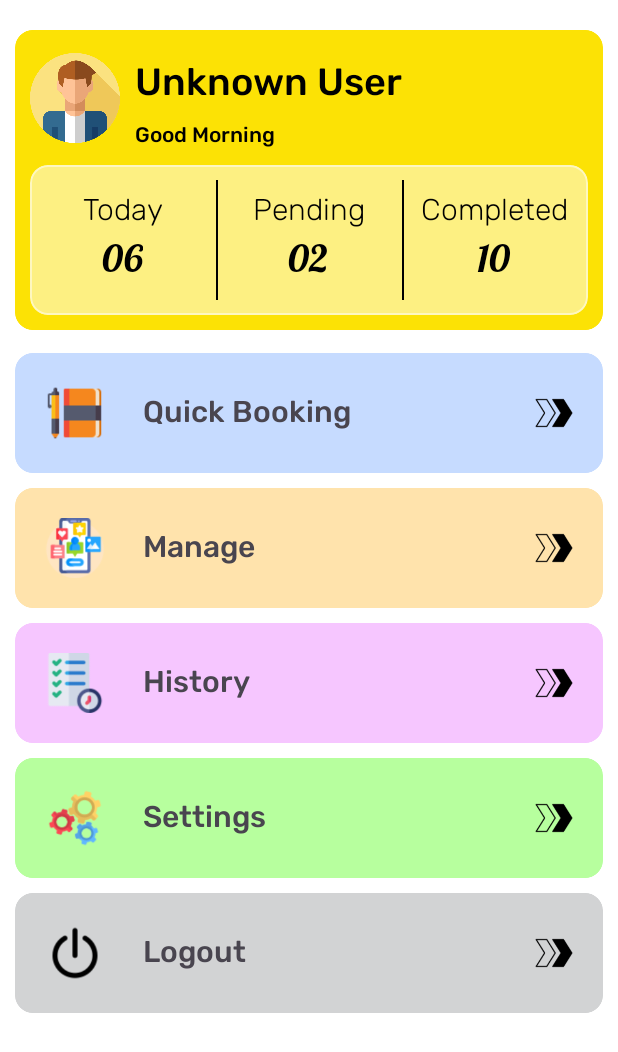
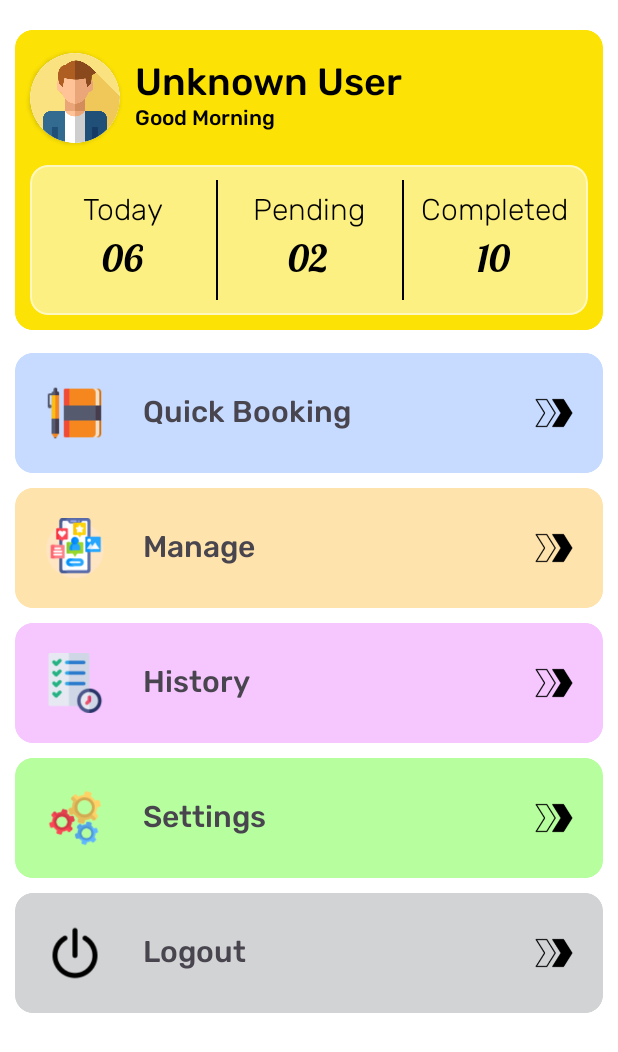
Before and after one commit to NiwanthaR/TRR_App, an Android app: the screen it shows after launch once a user with an empty profile is signed in (Dashboard), on a phone screen of 412 x 824 dp. Shown: the top 1052 px of the screen. Run offline under Robolectric (Android 15) with nearby library versions, the phone set to English and light mode, and no system bars; our stand-ins replace Firebase (no records; nobody signed in at launch, a user with empty details on screens opened directly), Picasso; 3 statements that could not run were skipped.

Commit message:
User Manage step 01

```diff
--- a/app/src/main/java/com/example/trr_app/holders/UserViewHolder.java
+++ b/app/src/main/java/com/example/trr_app/holders/UserViewHolder.java
@@ -7,11 +7,13 @@ import androidx.annotation.NonNull;
 import androidx.recyclerview.widget.RecyclerView;
 
 import com.example.trr_app.R;
+import com.google.android.material.button.MaterialButton;
 
 public class UserViewHolder extends RecyclerView.ViewHolder{
 
     public TextView userName,userType,userEmail;
     public View v;
+    public MaterialButton btnRemove,btnEdite;
 
     public UserViewHolder(@NonNull View itemView) {
         super(itemView);
@@ -20,6 +22,10 @@ public class UserViewHolder extends RecyclerView.ViewHolder{
         userType = itemView.findViewById(R.id.userPosition);
         userEmail = itemView.findViewById(R.id.userLastLogin);
 
+        btnRemove = itemView.findViewById(R.id.btn_removeUser);
+        btnEdite = itemView.findViewById(R.id.btn_editeUser);
+
+
         v = itemView;
     }
 }
--- a/app/src/main/java/com/example/trr_app/view/Dashboard.kt
+++ b/app/src/main/java/com/example/trr_app/view/Dashboard.kt
@@ -2,24 +2,40 @@ package com.example.trr_app.view
 
 import android.content.Intent
 import android.os.Bundle
+import android.util.Log
 import android.view.View
 import android.view.View.OnClickListener
 import android.widget.FrameLayout
+import android.widget.ImageView
 import android.widget.LinearLayout
 import android.widget.RelativeLayout
+import android.widget.TextView
 import com.example.trr_app.R
 import com.example.trr_app.common.BaseActivity
-import com.example.trr_app.support.QuickBookingDialog
+import com.example.trr_app.model.User
 import com.example.trr_app.view.ManageUI.ManageActivity
 import com.example.trr_app.view.ManageUI.QuickBookingActivity
 import com.example.trr_app.view.SettingsUI.UserSettings
 import com.google.android.material.bottomsheet.BottomSheetBehavior
 import com.google.android.material.bottomsheet.BottomSheetDialog
 import com.google.android.material.card.MaterialCardView
+import com.google.firebase.database.DataSnapshot
+import com.google.firebase.database.DatabaseError
+import com.google.firebase.database.ValueEventListener
+import com.squareup.picasso.Picasso
+import java.util.Calendar
 
 
 class Dashboard : BaseActivity(),OnClickListener {
 
+    private val TAG: String
+            = Dashboard::class.java.name
+    private val userName : TextView
+        get() = findViewById(R.id.dashboardUserName)
+    private val userProfile : ImageView
+        get() = findViewById(R.id.userProfilePic)
+    private val userWish :TextView
+        get() = findViewById(R.id.dashboardWish)
     private val manageUIDashboard : RelativeLayout
         get() = findViewById(R.id.manageUILayout)
 
@@ -37,6 +53,9 @@ class Dashboard : BaseActivity(),OnClickListener {
 
     private lateinit var bottomSheetBehavior: BottomSheetBehavior<LinearLayout>
 
+    //database reference
+    private var databasereference = firebaseDatabaseReference
+
     override fun onCreate(savedInstanceState: Bundle?) {
         super.onCreate(savedInstanceState)
         setContentView(R.layout.activity_dashboard)
@@ -46,6 +65,20 @@ class Dashboard : BaseActivity(),OnClickListener {
         bookingHistoryCard.setOnClickListener(this)
         userLogoutDashboard.setOnClickListener(this)
         settingUICard.setOnClickListener(this)
+
+        //load Data
+        loadData()
+    }
+
+    private fun loadData(){
+        loadingProgressDialog(this@Dashboard)
+        //set Wish
+        setWishMessage()
+        //load profile date
+        loadUserData()
+        //load image
+        getProfileImage()
+        loadingDialogClose()
     }
 
     override fun onClick(view: View?) {
@@ -89,4 +122,51 @@ class Dashboard : BaseActivity(),OnClickListener {
         finish()
         startActivity(Intent(this@Dashboard,SplashScreen::class.java))
     }
+
+    private fun loadUserData(){
+        databasereference = firebaseDatabaseReference.child(getString(R.string.users_data_location))
+            .child(getString(R.string.users_profile_location)).child(
+                firebaseUser!!.uid
+            )
+
+        databasereference.addValueEventListener(object : ValueEventListener{
+            override fun onDataChange(snapshot: DataSnapshot) {
+
+                if (snapshot!=null){
+                    //get data
+                    val data = snapshot.getValue(User::class.java) as User
+                    Log.e(TAG, "User detect :"+data.userName)
+                    //set use name
+                    userName.text = data.userName
+                }
+                //userName.text = data.userName
+                Log.e(TAG, "User not detect : data null")
+            }
+
+            override fun onCancelled(error: DatabaseError) {
+                Log.e(TAG, "User loading failed")
+            }
+
+        })
+    }
+
+    private fun getProfileImage(){
+        val storageReference = firebaseStorage.reference.child(getString(R.string.users_data_location))
+            .child(getString(R.string.users_profile_location)).child(
+                firebaseUser!!.uid
+            )
+
+        storageReference.downloadUrl.addOnSuccessListener { uri ->
+            Picasso.get().load(uri).fit().centerCrop().into(userProfile)
+        }
+    }
+
+    private fun setWishMessage(){
+        val currentHour = Calendar.getInstance().get(Calendar.HOUR)
+        if (currentHour > 20 && currentHour < 4){
+            userWish.text = "Good Evening."
+        }else{
+            userWish.text = "Good Morning"
+        }
+    }
 }
--- a/app/src/main/java/com/example/trr_app/view/SettingsUI/ManageUser.kt
+++ b/app/src/main/java/com/example/trr_app/view/SettingsUI/ManageUser.kt
@@ -85,7 +85,7 @@ class ManageUser : BaseActivity() {
                     recyclerView.layoutManager = LinearLayoutManager(this@ManageUser)
 
                     // You can use GridLayoutManager if you want multiple columns. Enter the number of columns as a parameter.
-//        rv_animal_list.layoutManager = GridLayoutManager(this, 2)
+//                  rv_animal_list.layoutManager = GridLayoutManager(this, 2)
 
                     // Access the RecyclerView Adapter and load the data into it
                     recyclerView.adapter = UserAdaptor(profileList, this@ManageUser)
--- /dev/null
+++ b/app/src/main/res/drawable/conner_radius.xml
@@ -0,0 +1,9 @@
+<?xml version="1.0" encoding="utf-8"?>
+<shape xmlns:android="http://schemas.android.com/apk/res/android">
+
+    <solid
+        android:color="@color/white_mix_gray"/>
+    <corners
+        android:radius="7dp"/>
+
+</shape>
--- a/app/src/main/res/layout/activity_dashboard.xml
+++ b/app/src/main/res/layout/activity_dashboard.xml
@@ -36,35 +36,54 @@
                     android:layout_width="match_parent"
                     android:layout_height="match_parent">
 
-                    <com.google.android.material.imageview.ShapeableImageView
-                        android:id="@+id/userProfilePic"
-                        android:src="@drawable/ic_man_icon"
+                    <androidx.cardview.widget.CardView
+                        android:id="@+id/userProfileCard"
                         android:layout_marginStart="10dp"
                         android:layout_marginTop="15dp"
                         android:layout_width="60dp"
-                        android:layout_height="60dp"/>
+                        android:layout_height="60dp"
+                        app:cardCornerRadius="250dp"
+                        app:cardBackgroundColor="@color/white">
+
+                        <androidx.cardview.widget.CardView
+                            android:layout_width="60dp"
+                            android:layout_height="60dp"
+                            app:cardCornerRadius="250dp"
+                            android:layout_gravity="center">
+
+                            <ImageView
+                                android:id="@+id/userProfilePic"
+                                android:layout_width="60dp"
+                                android:layout_height="60dp"
+                                android:src="@drawable/ic_man_icon"
+                                android:scaleType="centerCrop"/>
+
+                        </androidx.cardview.widget.CardView>
+
+                    </androidx.cardview.widget.CardView>
 
                     <TextView
-                        android:id="@+id/userName"
+                        android:id="@+id/dashboardUserName"
                         android:layout_width="wrap_content"
                         android:layout_height="wrap_content"
                         android:text="Unknown User"
                         android:fontFamily="@font/rubik_medium"
                         android:textColor="@color/black"
-                        android:layout_toEndOf="@id/userProfilePic"
+                        android:layout_toEndOf="@id/userProfileCard"
                         android:textSize="25sp"
                         android:layout_marginTop="15dp"
                         android:layout_marginStart="10dp"/>
 
                     <TextView
+                        android:id="@+id/dashboardWish"
                         android:fontFamily="@font/rubik_medium"
                         android:layout_width="wrap_content"
                         android:layout_height="wrap_content"
-                        android:layout_below="@id/userName"
+                        android:layout_below="@id/dashboardUserName"
                         android:layout_marginStart="10dp"
                         android:textColor="@color/black"
-                        android:layout_marginTop="3dp"
-                        android:layout_toEndOf="@id/userProfilePic"
+                        android:layout_marginTop="-8dp"
+                        android:layout_toEndOf="@id/userProfileCard"
                         android:text="Good Morning"/>
 
 
--- a/app/src/main/res/values/colors.xml
+++ b/app/src/main/res/values/colors.xml
@@ -22,4 +22,7 @@
     <!--font colour splash -->
     <color name="app_splash_copyrights">#30424242</color>
     <color name="white_mix_gray">#F5F7F8</color>
+
+    <color name="decline_btn">#FF6D60</color>
+    <color name="accept_btn">#98D8AA</color>
 </resources>
--- a/app/src/main/res/values/style.xml
+++ b/app/src/main/res/values/style.xml
@@ -19,4 +19,8 @@
         </item>
     </style>
 
+    <style name="CustomAlertDialog" parent="Theme.AppCompat.Light.Dialog.Alert">
+        <item name="android:windowBackground">@drawable/conner_radius</item>
+    </style>
+
 </resources>
```
Also changed, not shown: app/src/main/java/com/example/trr_app/adaptor/UserAdaptor.kt (+20 -0 lines), app/src/main/java/com/example/trr_app/common/BaseActivity.kt (+41 -0 lines), app/src/main/res/layout/custom_alert.xml (added, +76 -0 lines).
